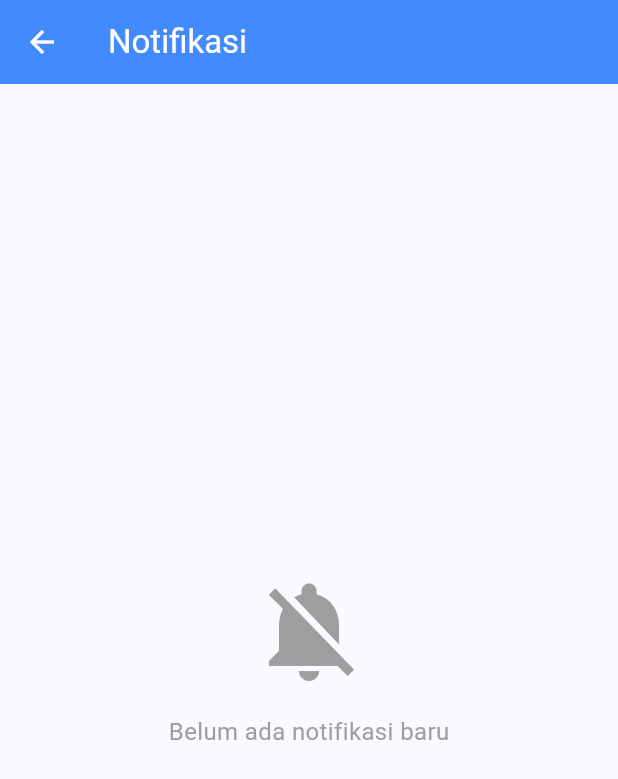
After one commit to muhamadayeshaaulia/emoney_walet, a Flutter app: the HomePage screen opened directly, after a tap on the "notifications" icon, on a phone screen of 412 x 824 dp. The commit adds this screen. Shown: the top 779 px of the screen. Run offline on Flutter 3.47's test engine with Material 3 defaults, Android fonts, the phone set to English and light mode, and no system bars; our stand-ins replace app_links, dio, firebase_auth, firebase_core, flutter_local_notifications, flutter_secure_storage and 2 more; accounts and stored records are empty; network calls fail.

Commit message:
membuat halaman notifikasi

```diff
--- a/lib/pages/home_page.dart
+++ b/lib/pages/home_page.dart
@@ -2,7 +2,9 @@ import 'package:flutter/material.dart';
 import 'package:dio/dio.dart';
 import 'package:flutter_local_notifications/flutter_local_notifications.dart';
 import '../services/auth_service.dart';
+import '../services/notification_service.dart';
 import '../main.dart';
+import 'notification_page.dart';
 
 class HomePage extends StatefulWidget {
   const HomePage({super.key});
@@ -83,6 +85,9 @@ class _HomePageState extends State<HomePage> {
           ticker: 'ticker',
         );
         const NotificationDetails platformChannelSpecifics = NotificationDetails(android: androidPlatformChannelSpecifics);
+        // Simpan ke SharedPreferences
+        await NotificationService.addNotification('Top Up Berhasil! 💸', 'Saldo E-Money Mamah Saya bertambah Rp 500.000');
+
         await flutterLocalNotificationsPlugin.show(
           0,
           'Top Up Berhasil! 💸',
@@ -101,6 +106,17 @@ class _HomePageState extends State<HomePage> {
       backgroundColor: Colors.grey[100],
       appBar: AppBar(
         title: const Text('E-Money Mamah Saya', style: TextStyle(fontWeight: FontWeight.bold)),
+        actions: [
+          IconButton(
+            icon: const Icon(Icons.notifications),
+            onPressed: () {
+              Navigator.push(
+                context,
+                MaterialPageRoute(builder: (context) => const NotificationPage()),
+              );
+            },
+          ),
+        ],
       ),
       body: _isLoading
         ? const Center(child: CircularProgressIndicator())
--- /dev/null
+++ b/lib/pages/notification_page.dart
@@ -0,0 +1,124 @@
+import 'package:flutter/material.dart';
+import '../services/notification_service.dart';
+
+class NotificationPage extends StatefulWidget {
+  const NotificationPage({super.key});
+
+  @override
+  State<NotificationPage> createState() => _NotificationPageState();
+}
+
+class _NotificationPageState extends State<NotificationPage> {
+  List<Map<String, dynamic>> _notifications = [];
+  bool _isLoading = true;
+
+  @override
+  void initState() {
+    super.initState();
+    _loadNotifications();
+  }
+
+  Future<void> _loadNotifications() async {
+    final notifs = await NotificationService.getNotifications();
+    setState(() {
+      _notifications = notifs;
+      _isLoading = false;
+    });
+  }
+
+  Future<void> _deleteNotification(String id) async {
+    await NotificationService.deleteNotification(id);
+    _loadNotifications(); // Reload UI
+  }
+
+  Future<void> _clearAll() async {
+    await NotificationService.clearAll();
+    _loadNotifications(); // Reload UI
+  }
+
+  String _formatDate(String isoDate) {
+    final date = DateTime.parse(isoDate);
+    return '${date.day}/${date.month}/${date.year} ${date.hour}:${date.minute.toString().padLeft(2, '0')}';
+  }
+
+  @override
+  Widget build(BuildContext context) {
+    return Scaffold(
+      appBar: AppBar(
+        title: const Text('Notifikasi'),
+        backgroundColor: Colors.blueAccent,
+        foregroundColor: Colors.white,
+        actions: [
+          if (_notifications.isNotEmpty)
+            IconButton(
+              icon: const Icon(Icons.delete_sweep),
+              tooltip: 'Hapus Semua',
+              onPressed: () {
+                showDialog(
+                  context: context,
+                  builder: (context) => AlertDialog(
+                    title: const Text('Hapus Semua Notifikasi?'),
+                    content: const Text('Anda yakin ingin menghapus semua riwayat notifikasi Anda?'),
+                    actions: [
+                      TextButton(onPressed: () => Navigator.pop(context), child: const Text('Batal')),
+                      TextButton(
+                        onPressed: () {
+                          Navigator.pop(context);
+                          _clearAll();
+                        },
+                        child: const Text('Hapus', style: TextStyle(color: Colors.red)),
+                      ),
+                    ],
+                  ),
+                );
+              },
+            ),
+        ],
+      ),
+      body: _isLoading
+          ? const Center(child: CircularProgressIndicator())
+          : _notifications.isEmpty
+              ? const Center(
+                  child: Column(
+                    mainAxisAlignment: MainAxisAlignment.center,
+                    children: [
+                      Icon(Icons.notifications_off, size: 80, color: Colors.grey),
+                      SizedBox(height: 16),
+                      Text('Belum ada notifikasi baru', style: TextStyle(color: Colors.grey, fontSize: 16)),
+                    ],
+                  ),
+                )
+              : ListView.builder(
+                  itemCount: _notifications.length,
+                  itemBuilder: (context, index) {
+                    final notif = _notifications[index];
+                    return Dismissible(
+                      key: Key(notif['id']),
+                      direction: DismissDirection.endToStart,
+                      background: Container(
+                        alignment: Alignment.centerRight,
+                        padding: const EdgeInsets.only(right: 20),
+                        color: Colors.red,
+                        child: const Icon(Icons.delete, color: Colors.white),
+                      ),
+                      onDismissed: (direction) {
+                        _deleteNotification(notif['id']);
+                        ScaffoldMessenger.of(context).showSnackBar(
+                          const SnackBar(content: Text('Notifikasi dihapus'), duration: Duration(seconds: 1)),
+                        );
+                      },
+                      child: ListTile(
+                        leading: const CircleAvatar(
+                          backgroundColor: Colors.blueAccent,
+                          child: Icon(Icons.notifications, color: Colors.white),
+                        ),
+                        title: Text(notif['title'], style: const TextStyle(fontWeight: FontWeight.bold)),
+                        subtitle: Text('${notif['body']}\n${_formatDate(notif['date'])}'),
+                        isThreeLine: true,
+                      ),
+                    );
+                  },
+                ),
+    );
+  }
+}
```
Also changed, not shown: lib/services/notification_service.dart (added, +48 -0 lines).
